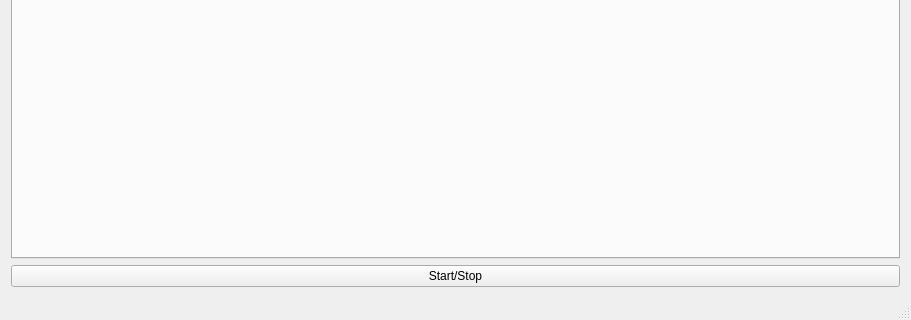
Before: the Qt Designer form ctgui_mainwindow.ui in AustralianSynchrotron/ctgui, drawn with Qt 5; both pictures show x 0 to 911 and y 327 to 647 of the 911 by 647 pixel window.
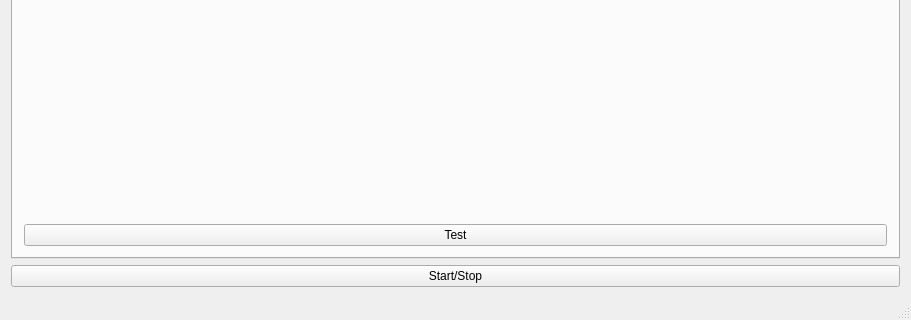
After: the same form once the commit is applied. The open tabs and pages were chosen to show the change. Icons and pictures are not drawn. Custom widgets are drawn as their Qt base class.

Commit message: modified:   additional_classes.cpp 	modified:   additional_classes.h 	modified:   ctgui.qrc 	modified:   ctgui_mainwindow.cpp 	modified:   ctgui_mainwindow.h 	modified:   ctgui_mainwindow.ui 	modified:   detector.cpp 	modified:   detector.h 	deleted:    warn.svg

Patch:
```diff
--- a/ctgui_mainwindow.ui
+++ b/ctgui_mainwindow.ui
@@ -982,6 +982,13 @@
           </property>
          </spacer>
         </item>
+        <item>
+         <widget class="QPushButton" name="testFF">
+          <property name="text">
+           <string>Test</string>
+          </property>
+         </widget>
+        </item>
        </layout>
       </widget>
       <widget class="QWidget" name="tabMulti">
@@ -1846,6 +1853,17 @@
    <extends>QLabel</extends>
    <header location="global">qtpvwidgets.h</header>
   </customwidget>
+  <customwidget>
+   <class>EasyTabWidget</class>
+   <extends>QTabWidget</extends>
+   <header>additional_classes.h</header>
+   <container>1</container>
+  </customwidget>
+  <customwidget>
+   <class>CTprogressBar</class>
+   <extends>QProgressBar</extends>
+   <header>additional_classes.h</header>
+  </customwidget>
  </customwidgets>
  <resources>
   <include location="ctgui.qrc"/>
```
Left out of the diff: 251 changed lines with no effect on the pictures. The commit also changes 8 other files.
